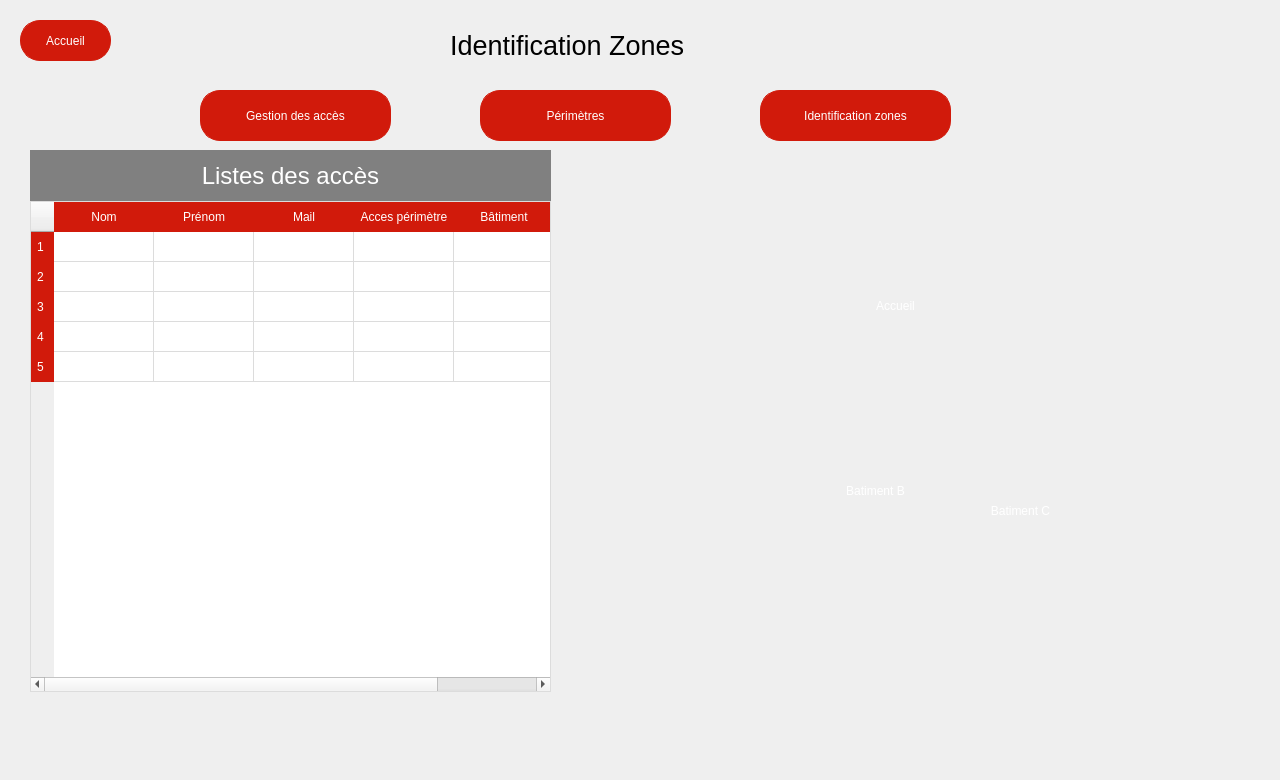
This is Projet_Ajour/zones.ui in simzrch/Projet_Entremont as Qt 5 draws it before an edit. The edited form follows.
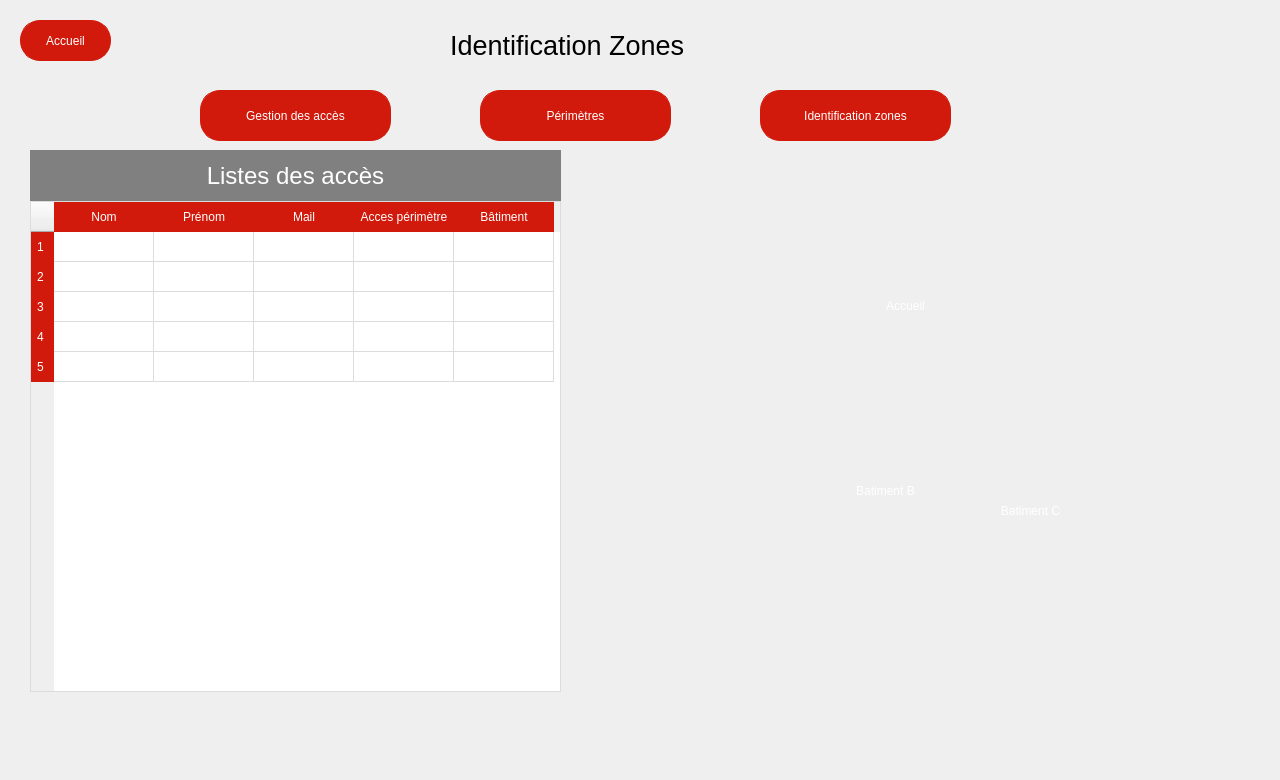
This is the edited form. Icons and pictures are not drawn.

The edit to the form file:
```diff
--- a/Projet_Ajour/zones.ui
+++ b/Projet_Ajour/zones.ui
@@ -123,7 +123,7 @@
    </property>
    <property name="geometry">
     <rect>
-     <x>600</x>
+     <x>610</x>
      <y>180</y>
      <width>601</width>
      <height>581</height>
@@ -142,7 +142,7 @@
   <widget class="QPushButton" name="ButtonBatA">
    <property name="geometry">
     <rect>
-     <x>860</x>
+     <x>870</x>
      <y>280</y>
      <width>71</width>
      <height>51</height>
@@ -349,7 +349,7 @@
    </property>
    <property name="font">
     <font>
-     <pointsize>14</pointsize>
+     <pointsize>-1</pointsize>
     </font>
    </property>
    <property name="styleSheet">
@@ -367,7 +367,7 @@
   <widget class="QPushButton" name="ButtonBatB">
    <property name="geometry">
     <rect>
-     <x>830</x>
+     <x>840</x>
      <y>470</y>
      <width>91</width>
      <height>41</height>
@@ -375,7 +375,7 @@
    </property>
    <property name="font">
     <font>
-     <pointsize>14</pointsize>
+     <pointsize>-1</pointsize>
     </font>
    </property>
    <property name="styleSheet">
@@ -395,7 +395,7 @@
     <rect>
      <x>30</x>
      <y>201</y>
-     <width>521</width>
+     <width>531</width>
      <height>491</height>
     </rect>
    </property>
@@ -435,7 +435,7 @@
     <rect>
      <x>30</x>
      <y>150</y>
-     <width>521</width>
+     <width>531</width>
      <height>51</height>
     </rect>
    </property>
@@ -465,7 +465,7 @@
   <widget class="QPushButton" name="ButtonBatC">
    <property name="geometry">
     <rect>
-     <x>950</x>
+     <x>960</x>
      <y>430</y>
      <width>141</width>
      <height>161</height>
@@ -473,7 +473,7 @@
    </property>
    <property name="font">
     <font>
-     <pointsize>14</pointsize>
+     <pointsize>-1</pointsize>
     </font>
    </property>
    <property name="styleSheet">
```
